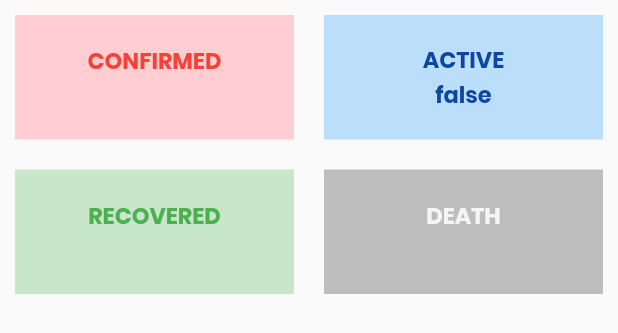
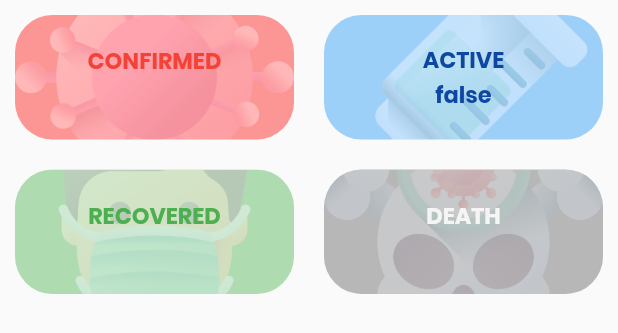
Before and after one commit to swaraj961/Covid-19, a Flutter app: the WorldwidePannel widget shown alone on an empty page, opened directly with empty values, on a phone screen of 412 x 824 dp. Shown: the top 333 px of the screen. Run offline on Flutter 3.47's test engine with Material 2 defaults, Android fonts, the phone set to English and light mode, and no system bars; network calls fail.

```diff
--- a/lib/main.dart
+++ b/lib/main.dart
@@ -9,6 +9,9 @@ class Myapp extends StatelessWidget {
     return MaterialApp(
       theme: ThemeData(
         primaryColor: Color(0xff263238),
+        // scaffoldBackgroundColor: Color(0xffffd54f)
+       // Color(0xfff48fb1) lightpink
+        //Color(0xffbdbdbd) grey,
       ),
       home: Homepage(),
     );
--- a/lib/pannels/worldwide_pannel.dart
+++ b/lib/pannels/worldwide_pannel.dart
@@ -16,25 +16,42 @@ class WorldwidePannel extends StatelessWidget {
             ),
         children: <Widget>[
           Statuspannel(
+
               panneltittle: 'CONFIRMED',
               pannelcolor: Colors.red.shade100,
               textcolor: Colors.red,
-              count: data['cases'].toString()),
+              count: data['cases'].toString(),
+               backimage: DecorationImage(image: AssetImage('images/022-coronavirus.png'),
+              colorFilter: ColorFilter.mode(Colors.red.withOpacity(0.40), BlendMode.dstATop) ,fit: BoxFit.fitWidth,
+              ),
+              ),
           Statuspannel(
               panneltittle: 'ACTIVE',
               pannelcolor: Colors.blue.shade100,
               textcolor: Colors.blue.shade900,
-              count: data['active'].toString()),
+              count: data['active'].toString(),
+              backimage: DecorationImage(image: AssetImage('images/recovered.png'),
+              colorFilter: ColorFilter.mode(Colors.blue.withOpacity(0.20), BlendMode.dstATop) ,fit: BoxFit.fitWidth,
+              ),),
           Statuspannel(
               panneltittle: 'RECOVERED',
               pannelcolor: Colors.green.shade100,
               textcolor: Colors.green,
-              count: data['recovered'].toString()),
+              count: data['recovered'].toString(),
+              backimage: DecorationImage(image: AssetImage('images/patient.png'),
+              colorFilter: ColorFilter.mode(Colors.green.withOpacity(0.20), BlendMode.dstATop) ,fit: BoxFit.fitWidth,
+              ),
+              ),
+
           Statuspannel(
               panneltittle: 'DEATH',
               pannelcolor: Colors.grey.shade400,
               textcolor: Colors.grey.shade100,
-              count: data['deaths'].toString()),
+              count: data['deaths'].toString(),
+               backimage: DecorationImage(image: AssetImage('images/dead.png'),
+              colorFilter: ColorFilter.mode(Colors.grey.withOpacity(0.20), BlendMode.dstATop) ,fit: BoxFit.fitWidth,
+              ),
+              ),
         ],
       ),
     );
@@ -46,18 +63,24 @@ class Statuspannel extends StatelessWidget {
   final String panneltittle;
   final Color textcolor;
   final String count;
+  final DecorationImage backimage;
+
+
   Statuspannel(
-      {this.count, this.pannelcolor, this.panneltittle, this.textcolor});
+      {this.count, this.pannelcolor, this.panneltittle, this.textcolor,this.backimage});
 
   @override
   Widget build(BuildContext context) {
     double width = MediaQuery.of(context).size.width; //getting the device width
 
     return Container(
-      margin: EdgeInsets.all(10), //seperates the containder
-      color: pannelcolor,
+     decoration:  BoxDecoration(borderRadius: BorderRadius.circular(25),color: pannelcolor,
+     image: backimage,),
+      margin: EdgeInsets.all(10),
+       //seperates the containder
 
-      height: 80, width: width / 2,
+
+      height: 100, width: width / 2,
       child: Column(
         mainAxisAlignment: MainAxisAlignment.center,
         children: <Widget>[
--- a/pubspec.yaml
+++ b/pubspec.yaml
@@ -26,7 +26,7 @@ dependencies:
   url_launcher: ^5.4.5
   http: ^0.12.0+4
   shared_preferences: ^0.5.7
-  google_fonts: ^1.0.0
+  flutter_svg: ^0.17.4
 
 dev_dependencies:
   flutter_test:
```
Also changed, not shown: lib/homepage.dart (+9 -5 lines), lib/pages/countrystats.dart (+82 -0 lines), images/005-patient.svg (added), images/032-hospital.png (added), images/048-check up.png (added), images/dead.png (added), images/patient.png (added), images/recovered.png (added), images/virus.png (added), pubspec.lock, 2 other files.
